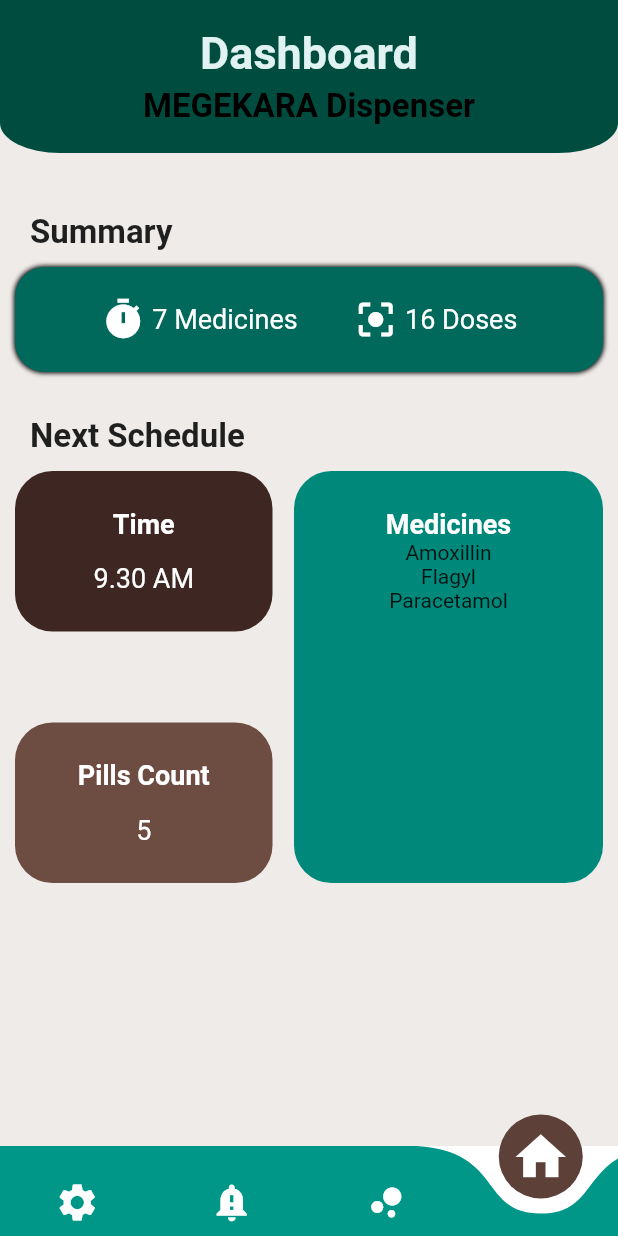
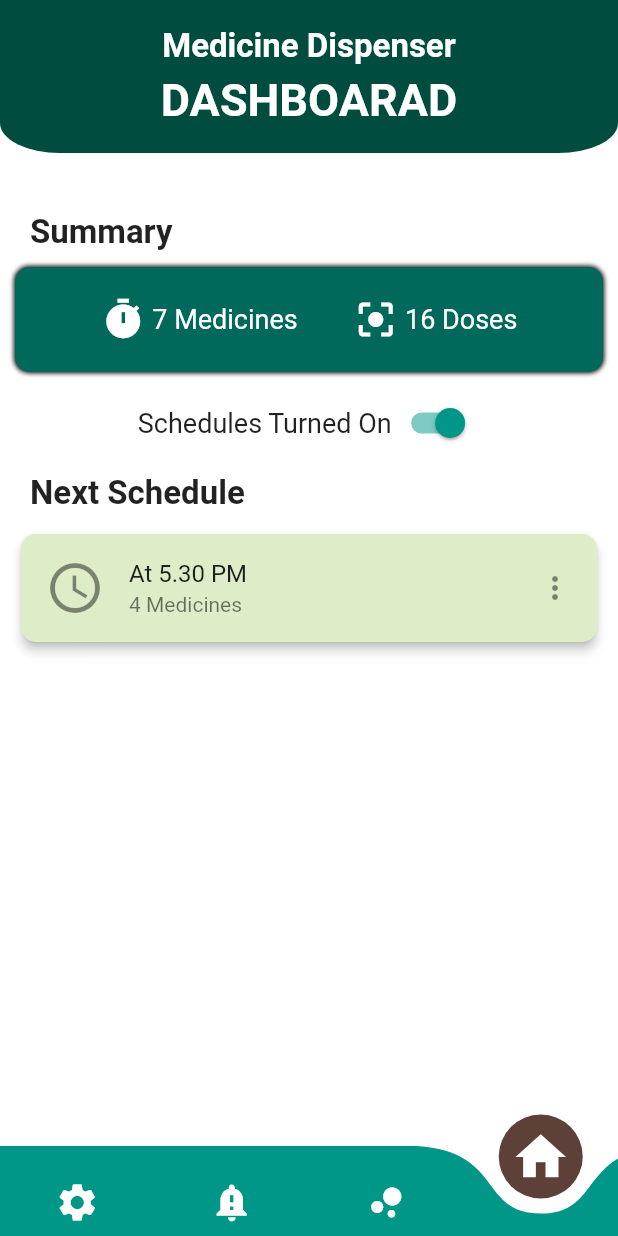
Before and after one commit to Knadeeshana/PillDispenser, a Flutter app: the screen it shows after launch, on a phone screen of 412 x 824 dp. Run offline on Flutter 3.47's test engine with Material 2 defaults, Android fonts, the phone set to English and light mode, and no system bars; drawn by our look-alikes of curved_navigation_bar; our stand-ins replace fancy_bottom_navigation, flutter_datetime_picker, toggle_switch; missing offline and left inert: barcode_scan.

```diff
--- a/lib/NavigatorPages/Home.dart
+++ b/lib/NavigatorPages/Home.dart
@@ -23,7 +23,7 @@ class _HomeState extends State<Home> {
     );
   }
 
-  Widget messageScheduleOn() {
+  Widget scheduleSummary() {
     return Row(
       mainAxisAlignment: MainAxisAlignment.spaceEvenly,
       children: [
@@ -59,10 +59,10 @@ class _HomeState extends State<Home> {
         backgroundColor: Colors.teal,
         body: SafeArea(
           child: Container(
-            color: Colors.brown[50],
-            child:
-                Column(crossAxisAlignment: CrossAxisAlignment.start, children: <
-                    Widget>[
+            color: Colors.white,
+            child: Column(
+                crossAxisAlignment: CrossAxisAlignment.start,
+                children: <Widget>[
                   Container(
                     decoration: BoxDecoration(
                         color: Colors.teal[900],
@@ -75,10 +75,10 @@ class _HomeState extends State<Home> {
                       children: <Widget>[
                         Center(
                           child: Text(
-                        "Dashboard",
+                            "Medicine Dispenser",
                             style: TextStyle(
-                            color: Colors.teal[50],
-                            fontSize: 30,
+                                color: Colors.white,
+                                fontSize: 22,
                                 fontWeight: FontWeight.bold),
                           ),
                         ),
@@ -87,10 +87,10 @@ class _HomeState extends State<Home> {
                         ),
                         Center(
                           child: Text(
-                        "MEGEKARA Dispenser",
+                            "DASHBOARAD",
                             style: TextStyle(
-                            color: Colors.black,
-                            fontSize: 22,
+                                color: Colors.white,
+                                fontSize: 30,
                                 fontWeight: FontWeight.w700),
                           ),
                         ),
@@ -121,165 +121,74 @@ class _HomeState extends State<Home> {
                           },
                           child: Container(
                               decoration: BoxDecoration(
-                              borderRadius: BorderRadius.circular(20),
+                                  borderRadius: BorderRadius.circular(10),
                                   color: Colors.teal[800],
                                   boxShadow: [
-                                BoxShadow(blurRadius: 2.0, spreadRadius: 0.5)
+                                    BoxShadow(
+                                        blurRadius: 2.0, spreadRadius: 0.5)
                                   ]),
                               padding: EdgeInsets.all(20),
-                          child: true
-                              ? messageScheduleOn()
-                              : messageScheduleOff()),
+                              child: scheduleSummary()),
                         ),
                         Padding(
-                      padding: const EdgeInsets.fromLTRB(10, 30, 10, 10),
+                          padding: const EdgeInsets.only(top: 10),
+                          child: Row(
+                            mainAxisAlignment: MainAxisAlignment.center,
+                            children: <Widget>[
+                              Text(
+                                "Schedules Turned On",
+                                style: TextStyle(fontSize: 18),
+                              ),
+                              Switch(
+                                value: //(snapshot.data.scheduleState)
+                                    true,
+                                //: false,
+                                onChanged: (value) {
+                                  /*showDialog(
+                                      context: context,
+                                      builder: (context) {
+                                        print(value);
+                                        return _scheduleStatusChange(value);
+                                      },
+                                      barrierDismissible: false)
+                                  .then((val) {
+                                setState(() {
+                                  //schState = isSwitched ? "On" : "Off";
+                                });
+                              });*/
+                                },
+                                activeColor: Colors.teal,
+                              ),
+                            ],
+                          ),
+                        ),
+                        Padding(
+                          padding: const EdgeInsets.fromLTRB(10, 10, 10, 10),
                           child: Text(
                             "Next Schedule",
                             style: TextStyle(
                                 fontSize: 22, fontWeight: FontWeight.bold),
                           ),
                         ),
-                    Container(
-                      height: MediaQuery.of(context).size.height / 3,
-                      child: Row(
-                        mainAxisAlignment: MainAxisAlignment.spaceBetween,
-                        children: [
-                          Column(
-                            mainAxisAlignment: MainAxisAlignment.spaceBetween,
-                            children: [
-                              Container(
-                                width: MediaQuery.of(context).size.width / 2.4,
-                                child: Column(
-                                  children: [
-                                    Text(
-                                      "Time",
-                                      style: TextStyle(
-                                          color: Colors.white,
-                                          fontSize: 18,
-                                          fontWeight: FontWeight.bold),
+                        Card(
+                          color: Colors.lightGreen[100],
+                          shape: RoundedRectangleBorder(
+                              borderRadius: BorderRadius.circular(10)),
+                          elevation: 3,
+                          shadowColor: Colors.black,
+                          child: ListTile(
+                            leading: Icon(
+                              Icons.schedule,
+                              size: 40,
                             ),
-                                    SizedBox(
-                                      height: 15,
-                                    ),
-                                    Text(
-                                      "9.30 AM",
-                                      style: TextStyle(
-                                          color: Colors.white,
-                                          fontSize: 18,
-                                          fontWeight: FontWeight.w400),
-                                    ),
-                                  ],
-                                ),
-                                padding: EdgeInsets.all(25),
-                                decoration: BoxDecoration(
-                                  borderRadius: BorderRadius.circular(25),
-                                  color: Colors.brown[900],
-                                ),
-                              ),
-                              Container(
-                                width: MediaQuery.of(context).size.width / 2.4,
-                                child: Column(
-                                  children: [
-                                    Text(
-                                      "Pills Count",
-                                      style: TextStyle(
-                                          color: Colors.white,
-                                          fontSize: 18,
-                                          fontWeight: FontWeight.bold),
-                                    ),
-                                    SizedBox(
-                                      height: 15,
-                                    ),
-                                    Text(
-                                      "5",
-                                      style: TextStyle(
-                                          color: Colors.white,
-                                          fontSize: 18,
-                                          fontWeight: FontWeight.w400),
-                                    ),
-                                  ],
-                                ),
-                                padding: EdgeInsets.all(25),
-                                decoration: BoxDecoration(
-                                  borderRadius: BorderRadius.circular(25),
-                                  color: Colors.brown[600],
+                            title: Text('At 5.30 PM'),
+                            trailing: Icon(Icons.more_vert),
+                            subtitle: Text('4 Medicines'),
                           ),
                         ),
                       ],
                     ),
-                          Container(
-                              width: MediaQuery.of(context).size.width / 2,
-                              child: Column(
-                                children: [
-                                  Text(
-                                    "Medicines",
-                                    style: TextStyle(
-                                        color: Colors.white,
-                                        fontSize: 18,
-                                        fontWeight: FontWeight.bold),
-                                  ),
-                                  Text("Amoxillin"),
-                                  Text("Flagyl"),
-                                  Text("Paracetamol"),
-                                ],
-                              ),
-                              padding: EdgeInsets.all(25),
-                              decoration: BoxDecoration(
-                                borderRadius: BorderRadius.circular(25),
-                                color: Colors.teal[600],
-                              ))
-                        ],
-                      ),
                   )
-                  ],
-                ),
-              )
-
-              /*RaisedButton.icon(
-            onPressed: () {
-              showDatePicker(
-                context: context,
-                initialDate: (setDate == null) ? DateTime.now() : setDate,
-                firstDate: DateTime(2019),
-                lastDate: DateTime(2500),
-                builder: (BuildContext context, Widget child) {
-                  return Theme(
-                    data: ThemeData.dark(),
-                    child: child,
-                  );
-                },
-              ).then((date) {
-                if (date != null) {
-                  setState(() {
-                    setDate = date;
-                    changetable(date); //call to rearrange the table of medicine
-                  });
-                } else {
-                  setDate = setDate;
-                }
-              });
-            },
-            color: Colors.teal[800],
-            elevation: 7,
-            shape: RoundedRectangleBorder(borderRadius: BorderRadius.circular(30)),
-            icon: Icon(
-              Icons.date_range,
-              size: 25,
-              color: Colors.white,
-            ),
-            label: Text(
-              "Change Date",
-              style: TextStyle(
-                color: Colors.white,
-                fontSize: 15,
-              ),
-            ),
-          ),*/
-              /*Expanded(
-                    child: Container(
-                        padding: EdgeInsets.fromLTRB(0, 10, 0, 40),
-                        child: SingleChildScrollView(child: MedicineTable())),
-                  )*/
                 ]),
           ),
         ));
--- a/lib/NavigatorPages/Medications/AddMedicine.dart
+++ b/lib/NavigatorPages/Medications/AddMedicine.dart
@@ -417,7 +417,9 @@ class _AddMedicineState extends State<AddMedicine> {
                                           borderRadius:
                                               BorderRadius.circular(8),
                                         ),
-                                        labelText: 'Number of Pills'),
+                                        labelText: _isPill
+                                            ? 'Number of Pills'
+                                            : 'Amount (approx. ml)'),
                                     inputFormatters: [
                                       WhitelistingTextInputFormatter.digitsOnly
                                     ],
--- a/lib/Services.dart
+++ b/lib/Services.dart
@@ -32,7 +32,7 @@ Future<LoadedMedication> fetchMedications() async {
   */
 
   String _jsonresponse =
-      '{"deviceid":"456578","scheduleState":true,"compartments":[{ "medicine":"Amoxillin","dose":"200","pill count":"50","schedules":"055005"},{ "medicine":"Panadol","dose":"220","pill count":"70","schedules":"015010170001235903"},{"medicine":"Pawatta","dose":"-","pill count":"350","schedules":"100005180010000005" } ]}';
+      '{"deviceid":"456578","scheduleState":true,"compartments":[{ "medicine":"Amoxillin","dose":"200","pill count":"50","schedules":"055005"},{ "medicine":"Panadol","dose":"220","pill count":"70","schedules":"015010170001235903"},{"medicine":"Pawatta","dose":"","pill count":"350","schedules":"100005180010000005" } ]}';
 
   final jsonresponse = json.decode(_jsonresponse);
   print(jsonresponse.toString());
--- a/lib/main.dart
+++ b/lib/main.dart
@@ -11,7 +11,7 @@ import 'package:pill_dispensor/NavigatorPages/Medications/medications.dart';
 import 'package:pill_dispensor/Login/login.dart';
 import 'package:pill_dispensor/NavigatorPages/Adherence/Adherence.dart';
 import 'package:pill_dispensor/NavigatorPages/Settings/QrScanner.dart';
-import 'NavigatorPages/Settings/WithdrawCompartments.dart';
+import 'NavigatorPages/Medications/WithdrawCompartments.dart';
 
 void main() => runApp(MaterialApp(
       debugShowCheckedModeBanner: false,
```
Also changed, not shown: lib/NavigatorPages/Medications/Medications.Dart (+18 -4 lines), lib/NavigatorPages/Medications/WithdrawCompartments.dart (added, +290 -0 lines), lib/NavigatorPages/Settings/Settings.dart (+0 -9 lines). Lines whose indentation alone changed are shown as unchanged.
